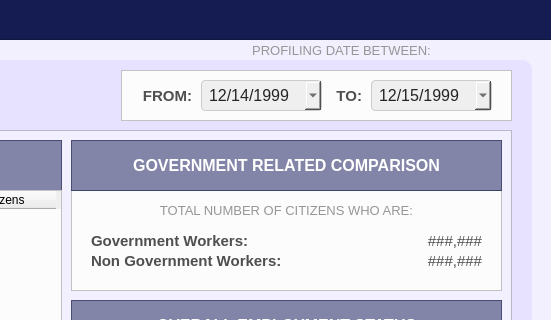
Old version of the form Resources/UIs/MainPages/StatisticPages/employment.ui in the repository Yohhannn/Barangay-Records-Statistics-System; both pictures show x 799 to 1350 and y 0 to 320 of the 1350 by 850 pixel window.
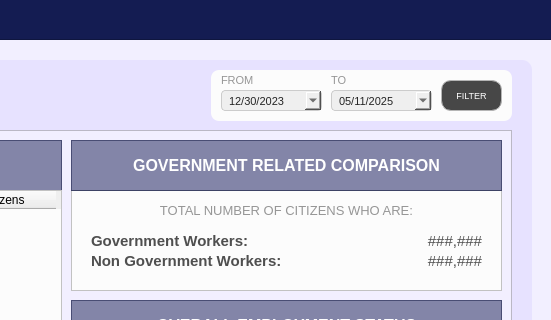
New version of the form. Icons and pictures are not drawn.

Commit message: Statistics Added Filter Statistic Date UI

What changed in the file:
```diff
--- a/Resources/UIs/MainPages/StatisticPages/employment.ui
+++ b/Resources/UIs/MainPages/StatisticPages/employment.ui
@@ -1017,15 +1017,16 @@
    <widget class="QFrame" name="demo_frameOthers_3">
     <property name="geometry">
      <rect>
-      <x>900</x>
+      <x>990</x>
       <y>10</y>
-      <width>391</width>
+      <width>301</width>
       <height>51</height>
      </rect>
     </property>
     <property name="styleSheet">
-     <string notr="true">#demo_frameOthers_3{
-	background-color: #fcfcfc;
+     <string notr="true">#demo_frameOthers_3 {
+  background-color: #fcfcfc;
+  border-radius: 8px; /* Adjust the pixel value to control the roundness */
 }</string>
     </property>
     <property name="frameShape">
@@ -1064,75 +1065,99 @@
       <set>Qt::AlignmentFlag::AlignLeading|Qt::AlignmentFlag::AlignLeft|Qt::AlignmentFlag::AlignVCenter</set>
      </property>
     </widget>
-    <widget class="QDateEdit" name="filter_date_max">
+    <widget class="QPushButton" name="filter_stat_date_button">
      <property name="geometry">
       <rect>
-       <x>250</x>
+       <x>230</x>
        <y>10</y>
-       <width>121</width>
+       <width>61</width>
        <height>31</height>
       </rect>
      </property>
      <property name="font">
       <font>
        <family>Arial</family>
-       <pointsize>12</pointsize>
+       <pointsize>7</pointsize>
       </font>
      </property>
+     <property name="cursor">
+      <cursorShape>PointingHandCursor</cursorShape>
+     </property>
+     <property name="focusPolicy">
+      <enum>Qt::FocusPolicy::NoFocus</enum>
+     </property>
      <property name="styleSheet">
-      <string notr="true">#filter_date_max{
-	background-color: rgb(239, 239, 239); /* Correct property name */
-    color: #242424; /* Set text color to black for better contrast */
-    border: 1px solid #ccc; /* Optional: Add a light border */
-    padding: 5px; /* Optional: Add some padding */
-    border-radius: 4px; /* Optional: Rounded corners */
+      <string notr="true">#filter_stat_date_button {
+
+background-color: #474747;
+
+color: white;
+
+border: 1px solid #b5b5b5;
+
+border-radius: 10px;
+
+padding: 10px;
+
+}
+
+
+
+#filter_stat_date_button:hover {
+
+background-color: #636363;
+
+color: white;
+
+}
+
+
+
+#filter_stat_date_button:pressed {
+
+background-color: #bfbfbf;
+
+color: white;
+
 }</string>
      </property>
-     <property name="dateTime">
-      <datetime>
-       <hour>0</hour>
-       <minute>0</minute>
-       <second>0</second>
-       <year>1999</year>
-       <month>12</month>
-       <day>15</day>
-      </datetime>
+     <property name="text">
+      <string>FILTER</string>
      </property>
-     <property name="displayFormat">
-      <string>MM/dd/yyyy</string>
+     <property name="icon">
+      <iconset>
+       <normaloff>../../../Assets/FuncIcons/icon_filter.svg</normaloff>../../../Assets/FuncIcons/icon_filter.svg</iconset>
      </property>
-     <property name="calendarPopup">
-      <bool>true</bool>
-     </property>
-     <property name="currentSectionIndex">
-      <number>0</number>
-     </property>
-     <property name="timeSpec">
-      <enum>Qt::TimeSpec::UTC</enum>
+     <property name="iconSize">
+      <size>
+       <width>18</width>
+       <height>18</height>
+      </size>
      </property>
     </widget>
     <widget class="QDateEdit" name="filter_date_min">
      <property name="geometry">
       <rect>
-       <x>80</x>
-       <y>10</y>
-       <width>121</width>
-       <height>31</height>
+       <x>10</x>
+       <y>20</y>
+       <width>101</width>
+       <height>21</height>
       </rect>
      </property>
      <property name="font">
       <font>
        <family>Arial</family>
-       <pointsize>12</pointsize>
+       <pointsize>8</pointsize>
       </font>
      </property>
      <property name="styleSheet">
-      <string notr="true">#filter_date_min{
-	background-color: rgb(239, 239, 239); /* Correct property name */
-    color: #242424; /* Set text color to black for better contrast */
-    border: 1px solid #ccc; /* Optional: Add a light border */
-    padding: 5px; /* Optional: Add some padding */
-    border-radius: 4px; /* Optional: Rounded corners */
+      <string notr="true">#filter_date_min {
+    background-color: rgb(239, 239, 239);
+    color: #242424;
+    border: 1px solid #ccc;
+    padding: 5px;
+    border-radius: 4px;
+    font-size: 0.8em; /* Example: 80% of the parent's font size */
 }</string>
      </property>
      <property name="dateTime">
@@ -1140,9 +1165,9 @@
        <hour>0</hour>
        <minute>0</minute>
        <second>0</second>
-       <year>1999</year>
+       <year>2023</year>
        <month>12</month>
-       <day>14</day>
+       <day>30</day>
       </datetime>
      </property>
      <property name="displayFormat">
@@ -1158,95 +1183,110 @@
       <enum>Qt::TimeSpec::UTC</enum>
      </property>
     </widget>
-    <widget class="QLabel" name="label_total_indppl_3">
+    <widget class="QDateEdit" name="filter_date_max">
      <property name="geometry">
       <rect>
-       <x>0</x>
-       <y>10</y>
-       <width>71</width>
-       <height>31</height>
+       <x>120</x>
+       <y>20</y>
+       <width>101</width>
+       <height>21</height>
       </rect>
      </property>
      <property name="font">
       <font>
        <family>Arial</family>
-       <pointsize>11</pointsize>
-       <bold>true</bold>
+       <pointsize>8</pointsize>
       </font>
      </property>
      <property name="styleSheet">
-      <string notr="true">#label_total_indppl_3 {
-	background-color: transparent;
-	color: #4f4f4f;
-}
-</string>
+      <string notr="true">#filter_date_max {
+    background-color: rgb(239, 239, 239);
+    color: #242424;
+    border: 1px solid #ccc;
+    padding: 5px;
+    border-radius: 4px;
+    font-size: 0.8em; /* Example: 80% of the parent's font size */
+}</string>
      </property>
+     <property name="dateTime">
+      <datetime>
+       <hour>0</hour>
+       <minute>0</minute>
+       <second>0</second>
+       <year>2025</year>
+       <month>5</month>
+       <day>11</day>
+      </datetime>
+     </property>
+     <property name="displayFormat">
+      <string>MM/dd/yyyy</string>
+     </property>
+     <property name="calendarPopup">
+      <bool>true</bool>
+     </property>
+     <property name="currentSectionIndex">
+      <number>0</number>
+     </property>
+     <property name="timeSpec">
+      <enum>Qt::TimeSpec::UTC</enum>
+     </property>
+    </widget>
+    <widget class="QLabel" name="label_from">
+     <property name="geometry">
+      <rect>
+       <x>10</x>
+       <y>1</y>
+       <width>101</width>
+       <height>20</height>
+      </rect>
+     </property>
+     <property name="font">
+      <font>
+       <family>Arial</family>
+       <pointsize>8</pointsize>
+      </font>
+     </property>
+     <property name="styleSheet">
+      <string notr="true">#label_from{
+	color: #969696;
+}</string>
+     </property>
      <property name="text">
-      <string>FROM:</string>
+      <string>&lt;html&gt;&lt;head/&gt;&lt;body&gt;&lt;p&gt;FROM&lt;/p&gt;&lt;/body&gt;&lt;/html&gt;</string>
      </property>
      <property name="alignment">
-      <set>Qt::AlignmentFlag::AlignRight|Qt::AlignmentFlag::AlignTrailing|Qt::AlignmentFlag::AlignVCenter</set>
+      <set>Qt::AlignmentFlag::AlignLeading|Qt::AlignmentFlag::AlignLeft|Qt::AlignmentFlag::AlignVCenter</set>
      </property>
     </widget>
-    <widget class="QLabel" name="label_total_indppl_4">
+    <widget class="QLabel" name="label_to">
      <property name="geometry">
       <rect>
-       <x>210</x>
-       <y>10</y>
-       <width>31</width>
-       <height>31</height>
+       <x>120</x>
+       <y>1</y>
+       <width>101</width>
+       <height>20</height>
       </rect>
      </property>
      <property name="font">
       <font>
        <family>Arial</family>
-       <pointsize>11</pointsize>
-       <bold>true</bold>
+       <pointsize>8</pointsize>
       </font>
      </property>
      <property name="styleSheet">
-      <string notr="true">#label_total_indppl_4 {
-	background-color: transparent;
-	color: #4f4f4f;
-}
-</string>
+      <string notr="true">#label_to{
+	color: #969696;
+}</string>
      </property>
      <property name="text">
-      <string>TO:</string>
+      <string>&lt;html&gt;&lt;head/&gt;&lt;body&gt;&lt;p&gt;TO&lt;/p&gt;&lt;/body&gt;&lt;/html&gt;</string>
      </property>
      <property name="alignment">
-      <set>Qt::AlignmentFlag::AlignRight|Qt::AlignmentFlag::AlignTrailing|Qt::AlignmentFlag::AlignVCenter</set>
+      <set>Qt::AlignmentFlag::AlignLeading|Qt::AlignmentFlag::AlignLeft|Qt::AlignmentFlag::AlignVCenter</set>
      </property>
     </widget>
    </widget>
   </widget>
-  <widget class="QLabel" name="label_desc2_6">
-   <property name="geometry">
-    <rect>
-     <x>1040</x>
-     <y>40</y>
-     <width>201</width>
-     <height>21</height>
-    </rect>
-   </property>
-   <property name="font">
-    <font>
-     <family>Arial</family>
-     <pointsize>10</pointsize>
-    </font>
-   </property>
-   <property name="styleSheet">
-    <string notr="true">#label_desc2_6{
-	color: #969696;
-}</string>
-   </property>
-   <property name="text">
-    <string>&lt;html&gt;&lt;head/&gt;&lt;body&gt;&lt;p&gt;PROFILING DATE BETWEEN:&lt;/p&gt;&lt;/body&gt;&lt;/html&gt;</string>
-   </property>
-   <property name="alignment">
-    <set>Qt::AlignmentFlag::AlignCenter</set>
-   </property>
-  </widget>
  </widget>
  <resources/>
  <connections/>
```
The commit also changes 8 other files.
